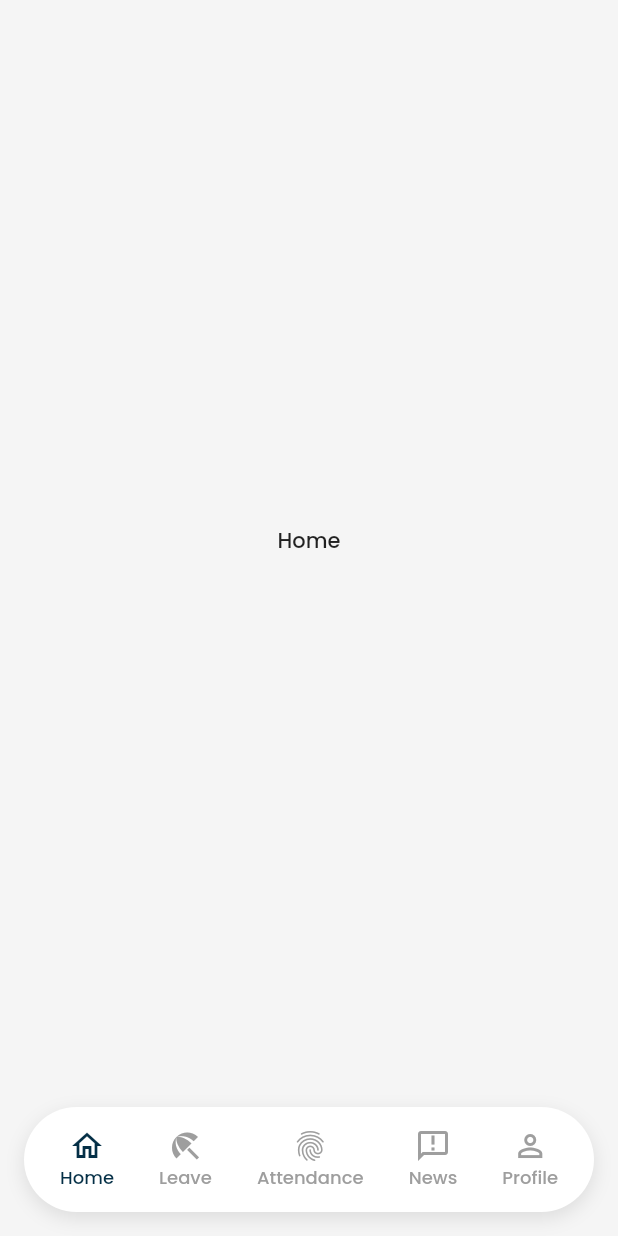
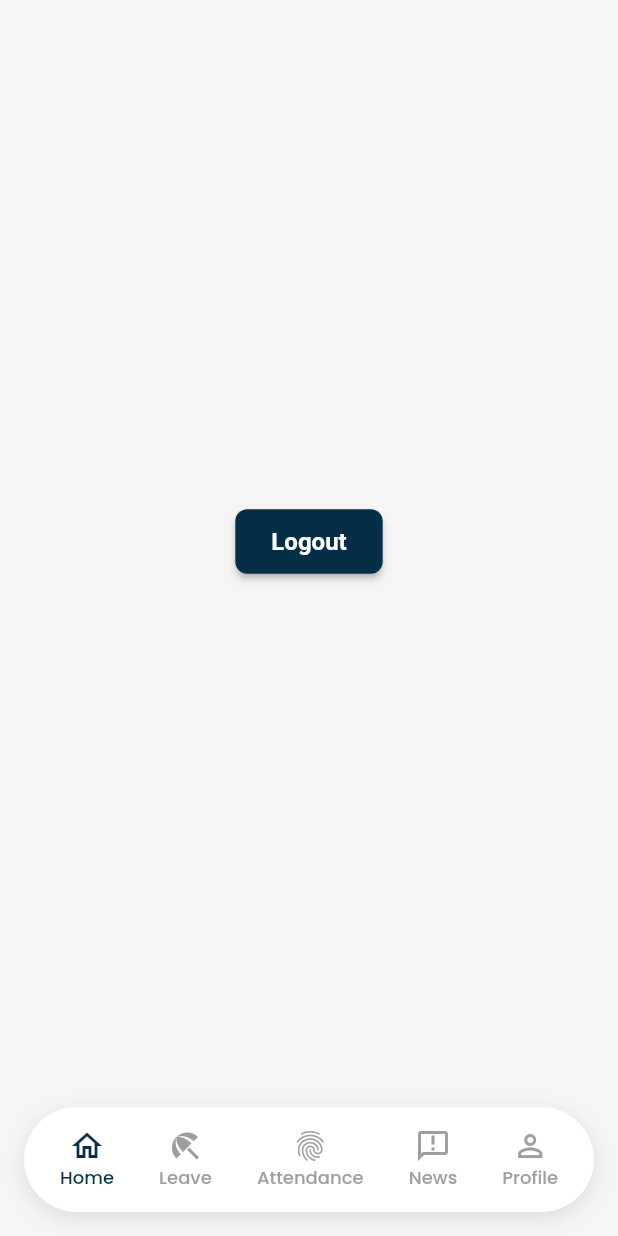
Before and after one commit to abhidhakal/Hready-MobileApp, a Flutter app: the DashboardEmployee screen opened directly, on a phone screen of 412 x 824 dp. Run offline on Flutter 3.47's test engine with Material 3 defaults, Android fonts, the phone set to English and light mode, and no system bars; our stand-ins replace lottie.

Commit message:
added logout in employee dashboard

```diff
--- a/lib/view/dashboard_employee.dart
+++ b/lib/view/dashboard_employee.dart
@@ -1,4 +1,5 @@
 import 'package:flutter/material.dart';
+import 'pages/employee_home.dart';
 
 class DashboardEmployee extends StatefulWidget {
   const DashboardEmployee({super.key});
@@ -11,11 +12,11 @@ class _DashboardEmployeeState extends State<DashboardEmployee> {
   int _selectedIndex = 0;
 
   final List<Widget> _pages = [
-    Center(child: Text("Home")),
-    Center(child: Text("Apply Leave")),
-    Center(child: Text("Attendance")),
-    Center(child: Text("Announcements")),
-    Center(child: Text("Profile")),
+    const EmployeeHome(),
+    const Center(child: Text("Apply Leave")),
+    const Center(child: Text("Attendance")),
+    const Center(child: Text("Announcements")),
+    const Center(child: Text("Profile")),
   ];
 
   void _onItemTapped(int index) {
@@ -51,8 +52,8 @@ class _DashboardEmployeeState extends State<DashboardEmployee> {
       body: _pages[_selectedIndex],
       bottomNavigationBar: Container(
         height: 70,
-        margin: EdgeInsets.all(16),
-        padding: EdgeInsets.symmetric(horizontal: 24),
+        margin: const EdgeInsets.all(16),
+        padding: const EdgeInsets.symmetric(horizontal: 24),
         decoration: BoxDecoration(
           color: Colors.white,
           borderRadius: BorderRadius.circular(40),
--- /dev/null
+++ b/lib/view/pages/employee_home.dart
@@ -0,0 +1,22 @@
+import 'package:flutter/material.dart';
+import 'package:hready/view/login.dart';
+
+class EmployeeHome extends StatelessWidget {
+  const EmployeeHome({super.key});
+
+  @override
+  Widget build(BuildContext context) {
+    return Center(
+      child: ElevatedButton(
+        onPressed: () {
+          Navigator.pushAndRemoveUntil(
+            context,
+            MaterialPageRoute(builder: (context) => Login()),
+            (route) => false,
+          );
+        },
+        child: Text("Logout"),
+      ),
+    );
+  }
+}
```
